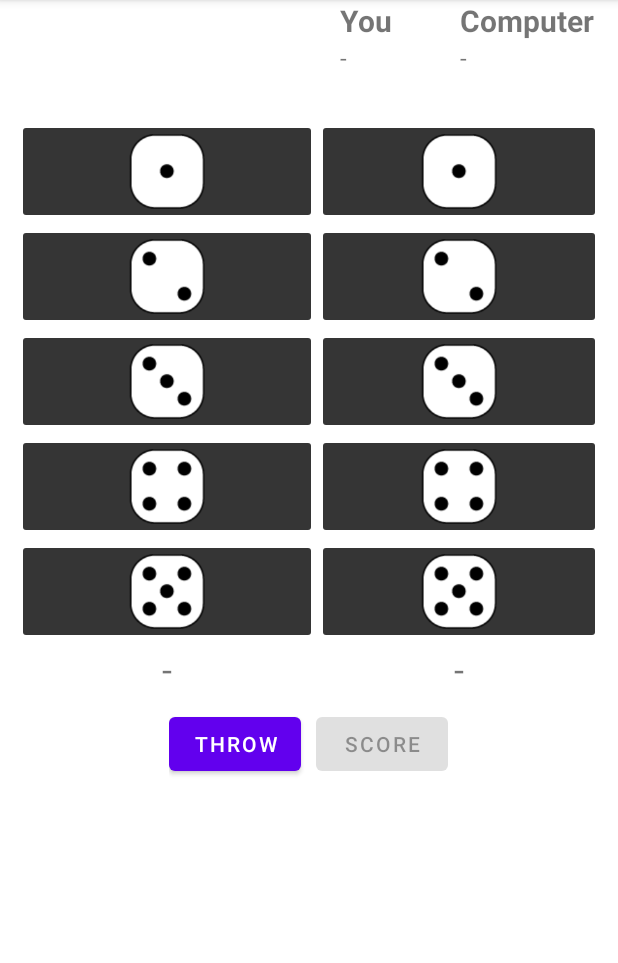
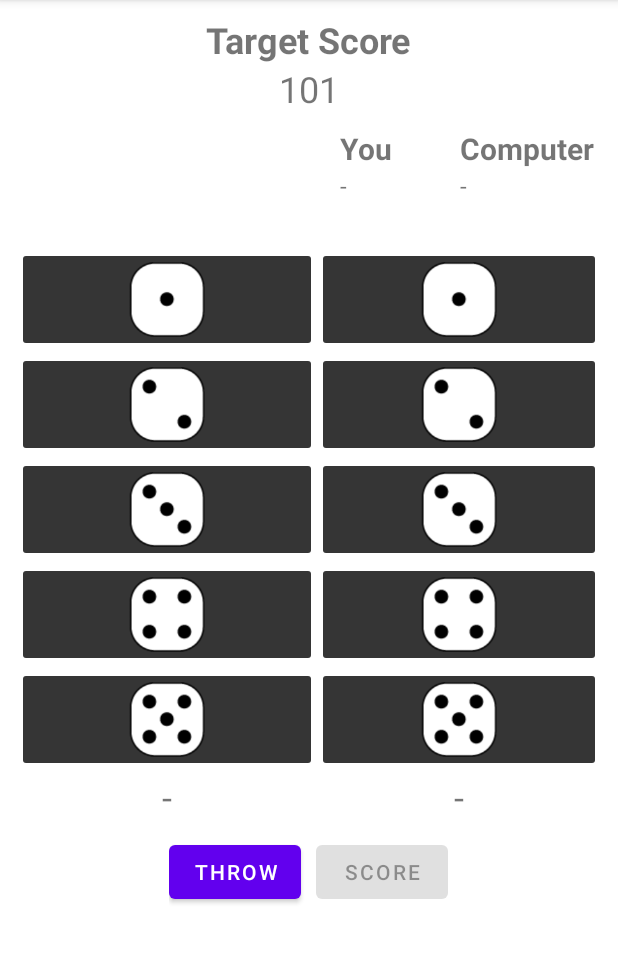
Before and after one commit to MrRevengerX/DiceGame, an Android app: the screen it shows after launch (GameScreen), after a tap on "NEW GAME", on a phone screen of 412 x 824 dp, the part 84-1047 px from its top. Run offline under Robolectric (Android 15) with nearby library versions, the phone set to English and light mode, and no system bars.

Commit message:
Added feature to set custom score target

```diff
--- a/app/src/main/java/com/example/dicegame/GameScreen.kt
+++ b/app/src/main/java/com/example/dicegame/GameScreen.kt
@@ -21,8 +21,10 @@ class GameScreen : AppCompatActivity() {
         super.onCreate(savedInstanceState)
         setContentView(R.layout.activity_game_screen)
 
-
-
+        val targetScore = intent.getIntExtra("targetScore", 0)
+//        Set the target score to the user entered value
+        val tvTargetScore = findViewById<TextView>(R.id.tvTargetScore)
+        tvTargetScore.text = targetScore.toString()
 
         gameStart()
 
@@ -100,6 +102,12 @@ class GameScreen : AppCompatActivity() {
             humanDice.forEach {
                 it.setOnClickListener { null }
             }
+
+//            Resetting score after submitting the score
+            tvHumanScore.text = "-"
+            tvComputerScore.text = "-"
+
+//            Calling the resetDices function to reset the game
             resetDices(human,computer)
         }
     }
--- a/app/src/main/java/com/example/dicegame/MainActivity.kt
+++ b/app/src/main/java/com/example/dicegame/MainActivity.kt
@@ -4,6 +4,8 @@ import android.content.Intent
 import androidx.appcompat.app.AppCompatActivity
 import android.os.Bundle
 import android.widget.Button
+import android.widget.EditText
+import android.widget.TextView
 import androidx.appcompat.app.AlertDialog
 
 class MainActivity : AppCompatActivity() {
@@ -11,6 +13,8 @@ class MainActivity : AppCompatActivity() {
     override fun onCreate(savedInstanceState: Bundle?) {
         super.onCreate(savedInstanceState)
         setContentView(R.layout.activity_main)
+
+        val inputTargetScore = findViewById<EditText>(R.id.inputTargetScore)
 
 //        #get info btn
         val btnInfo = findViewById<Button>(R.id.btnInfo)
@@ -20,8 +24,17 @@ class MainActivity : AppCompatActivity() {
 
         val btnNewGame = findViewById<Button>(R.id.btnNewGame)
         btnNewGame.setOnClickListener(){
-            val intent = Intent(this, GameScreen::class.java)
-            startActivity(intent)
+            val targetScore = inputTargetScore.text.toString()
+//            If the target score is not entered, setting the value to 101 and send the value to the next activity
+            if (targetScore == "") {
+                val intent = Intent(this, GameScreen::class.java)
+                intent.putExtra("targetScore", 101)
+                startActivity(intent)
+            } else {
+                val intent = Intent(this, GameScreen::class.java)
+                intent.putExtra("targetScore", targetScore.toInt())
+                startActivity(intent)
+            }
         }
     }
 
--- a/app/src/main/res/layout/activity_game_screen.xml
+++ b/app/src/main/res/layout/activity_game_screen.xml
@@ -8,6 +8,32 @@
 
 
     <LinearLayout
+        android:id="@+id/targetScore"
+        android:layout_width="match_parent"
+        android:layout_height="wrap_content"
+        android:orientation="vertical"
+        android:gravity="center"
+        android:layout_marginTop="10dp"
+        android:layout_marginBottom="10dp">
+
+        <TextView
+            android:id="@+id/textView2"
+            android:layout_width="wrap_content"
+            android:layout_height="wrap_content"
+            android:text="Target Score"
+            android:textSize="24sp"
+            android:textStyle="bold" />
+
+        <TextView
+            android:id="@+id/tvTargetScore"
+            android:layout_width="wrap_content"
+            android:layout_height="wrap_content"
+            android:text="0"
+            android:textSize="24sp" />
+    </LinearLayout>
+
+    <LinearLayout
+        android:layout_below="@id/targetScore"
         android:id="@+id/scoreBoard"
         android:layout_width="match_parent"
         android:layout_height="wrap_content"
```
Also changed, not shown: app/src/main/res/layout/activity_main.xml (+25 -16 lines).
